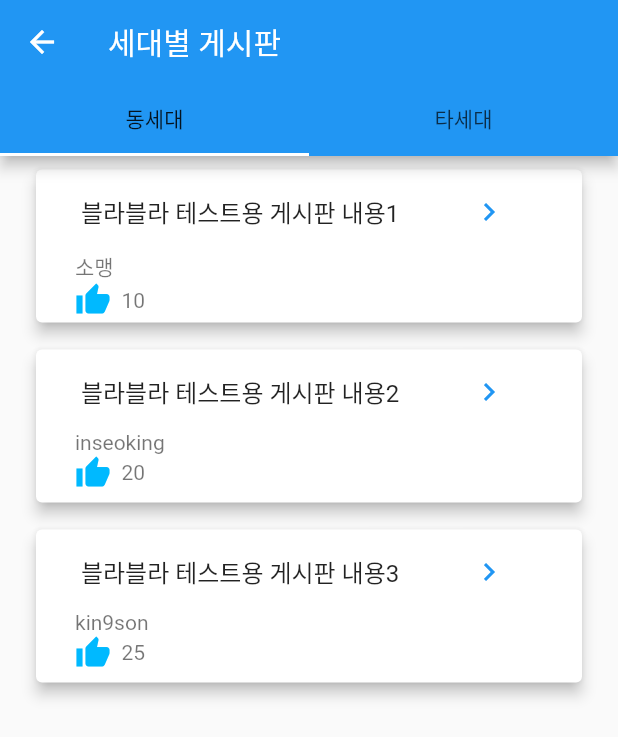
After one commit to ko-inseoklee/CounselingCenter, a Flutter app: the BoardPage screen opened by its route, after a tap on "세대별 게시판", on a phone screen of 412 x 824 dp. The commit adds this screen. Shown: the top 737 px of the screen. Run offline on Flutter 3.47's test engine with Material 2 defaults, Android fonts, the phone set to English and light mode, and no system bars; our stand-ins replace flutter_screenutil, freezed_annotation, get; generated files the repository leaves out were written again.

Commit message:
someng - 세대별 게시판

```diff
--- /dev/null
+++ b/lib/controller/BoardController.dart
@@ -0,0 +1,26 @@
+import 'package:get/get.dart';
+import 'package:online_counseling_center/dummy/testUserData.dart';
+import 'package:online_counseling_center/model/board/board.dart';
+
+class BoardController extends GetxController{
+  Rx<Board> board;
+
+  BoardController({required Board board}) : this.board = board.obs;
+
+  getNickname({required Board board}) {
+    BoardController boardController = BoardController(board: board);
+    String nickname = '';
+
+    if (boardController.board.value.writerID == user_me.uID) {
+      // print('user_me info!');
+      nickname = user_me.nickname;
+    } else if (boardController.board.value.writerID == user1.uID)
+      nickname = user1.nickname;
+    else if (boardController.board.value.writerID == user2.uID)
+      nickname = user2.nickname;
+    else
+      print('NO user info!');
+
+    return nickname;
+  }
+}
--- a/lib/dummy/testBoardData.dart
+++ b/lib/dummy/testBoardData.dart
@@ -3,8 +3,26 @@ import 'package:online_counseling_center/model/board/board.dart';
 Board board1 = Board(
   bID: '0',
   category: '동세대',
-  contents: '블라블라 테스트용 게시판 내용~~~',
+  contents: '블라블라 테스트용 게시판 내용1',
   writerID: 'uid_0',
   likes: 10,
   writtenTime: '',
 );
+
+Board board2 = Board(
+  bID: '1',
+  category: '동세대',
+  contents: '블라블라 테스트용 게시판 내용2',
+  writerID: 'uid_1',
+  likes: 20,
+  writtenTime: '',
+);
+
+Board board3 = Board(
+  bID: '2',
+  category: '타세대',
+  contents: '블라블라 테스트용 게시판 내용3',
+  writerID: 'uid_2',
+  likes: 25,
+  writtenTime: '',
+);
--- a/lib/main.dart
+++ b/lib/main.dart
@@ -7,6 +7,7 @@ import 'package:online_counseling_center/view/Matching/MatchingPage.dart';
 import 'package:online_counseling_center/view/HomePage.dart';
 import 'package:online_counseling_center/view/Matching/NewMatching.dart';
 import 'package:online_counseling_center/view/Board/BoardPage.dart';
+import 'package:online_counseling_center/view/Board/GenerationBoardPage.dart';
 
 const primaryColor = Colors.white;
 
@@ -19,6 +20,7 @@ void main() => runApp(GetMaterialApp(
         GetPage(name: '/newMatching', page: () => NewMatchingPage()),
         GetPage(name: '/chat', page: () => ChatPage()),
         GetPage(name: '/board', page: () => BoardPage()),
+        GetPage(name: '/generationBoard', page: () => GenerationBoardPage()),
       ],
       theme: ThemeData(
         primaryColor: primaryColor,
--- a/lib/view/Board/BoardPage.dart
+++ b/lib/view/Board/BoardPage.dart
@@ -12,7 +12,7 @@ class _BoardPageState extends State<BoardPage> {
   @override
   Widget build(BuildContext context) {
     return Scaffold(
-      appBar: AppBar(),
+        appBar: AppBar(title: Text('소통 게시판')),
         body: Center(
           child: Column(children: [
             Container(height: 100),
@@ -20,8 +20,13 @@ class _BoardPageState extends State<BoardPage> {
               height: 150,
               width: 350,
               child: ElevatedButton(
-            onPressed: () {},
-            child: Text('소통 게시판', style: TextStyle(fontSize: 25),),
+                onPressed: () {
+                  Get.toNamed('/generationBoard');
+                },
+                child: Text(
+                  '세대별 게시판',
+                  style: TextStyle(fontSize: 25),
+                ),
                 style: ButtonStyle(
                     backgroundColor:
                         MaterialStateProperty.all<Color>(Color(0xffFFC700)),
@@ -37,7 +42,10 @@ class _BoardPageState extends State<BoardPage> {
               width: 350,
               child: ElevatedButton(
                 onPressed: () {},
-            child: Text('Today Topic', style: TextStyle(fontSize: 25),),
+                child: Text(
+                  'Today Topic',
+                  style: TextStyle(fontSize: 25),
+                ),
                 style: ButtonStyle(
                     backgroundColor:
                         MaterialStateProperty.all<Color>(Color(0xff00B9FF)),
--- /dev/null
+++ b/lib/view/Board/GenerationBoardPage.dart
@@ -0,0 +1,89 @@
+import 'package:flutter/material.dart';
+import 'package:online_counseling_center/controller/BoardController.dart';
+import 'package:online_counseling_center/dummy/testBoardData.dart';
+import 'package:online_counseling_center/model/board/board.dart';
+
+class GenerationBoardPage extends StatefulWidget {
+  const GenerationBoardPage({Key? key}) : super(key: key);
+
+  @override
+  _GenerationBoardPageState createState() => _GenerationBoardPageState();
+}
+
+class _GenerationBoardPageState extends State<GenerationBoardPage> {
+  @override
+  Widget build(BuildContext context) {
+    return DefaultTabController(
+      length: 2,
+      child: Scaffold(
+          appBar: AppBar(
+              title: Text('세대별 게시판'),
+              bottom: TabBar(tabs: [
+                Tab(
+                  text: '동세대',
+                ),
+                Tab(text: '타세대')
+              ])),
+          body: TabBarView(
+            children: [boardList(), Text('타세대')],
+          )),
+    );
+  }
+}
+
+Widget boardList() {
+  List<Board> boardList = [board1, board2, board3];
+
+  return ListView.separated(
+      itemBuilder: (context, index) {
+        BoardController boardController =
+            BoardController(board: boardList[index]);
+        Board board = boardList[index];
+        return Container(
+            padding: EdgeInsets.fromLTRB(20, 5, 20, 5),
+            height: 120,
+            child: Card(
+                elevation: 4,
+                child: Column(
+                  children: [
+                    ListTile(
+                      title: Row(
+                        mainAxisAlignment: MainAxisAlignment.spaceAround,
+                        children: [
+                          Text('${boardList[index].contents}'),
+                          TextButton(
+                              onPressed: () {},
+                              child: Icon(Icons.navigate_next_outlined)),
+                        ],
+                      ),
+                      // trailing: TextButton(
+                      //     onPressed: () {},
+                      //     child: Icon(Icons.navigate_next_outlined)),
+                      subtitle: Padding(
+                        padding: const EdgeInsets.only(top: 2.0, left: 10),
+                        child: Column(
+                          crossAxisAlignment: CrossAxisAlignment.start,
+                          children: [
+                            Text(
+                                '${boardController.getNickname(board: board)}'),
+                            Row(
+                              children: [
+                                Icon(
+                                  Icons.thumb_up,
+                                  color: Color(0xff00B9FF),
+                                ),
+                                Text('  ${boardList[index].likes}')
+                              ],
+                            )
+                          ],
+                        ),
+                      ),
+                    )
+                  ],
+                )));
+      },
+      separatorBuilder: (context, index) {
+        return Container();
+      },
+      itemCount: boardList.length);
+}
--- a/lib/view/HomePage.dart
+++ b/lib/view/HomePage.dart
@@ -20,14 +20,14 @@ class HomePage extends StatelessWidget {
             Text('넉넉'),
             TextButton(
                 onPressed: () {
+                  Get.toNamed('/sign-up');
+                },
+                child: Text('회원가입 페이지')),
+            TextButton(
+                onPressed: () {
                   Get.toNamed('/matching');
                 },
                 child: Text('매칭 페이지')),
-            TextButton(
-                onPressed: () {
-                  Get.toNamed('/sign-up');
-                },
-                child: Text('회원가입 페이지')),
             TextButton(
                 onPressed: () {
                   Get.toNamed('/chat');
--- a/lib/view/Matching/MatchingPage.dart
+++ b/lib/view/Matching/MatchingPage.dart
@@ -111,7 +111,7 @@ class _MatchingPageState extends State<MatchingPage> {
           ],
         ),
         Divider(
-          color: Colors.black38,
+          color: Colors.black,
           indent: 20,
           endIndent: 20,
         ),
```
Lines whose indentation alone changed are shown as unchanged.
